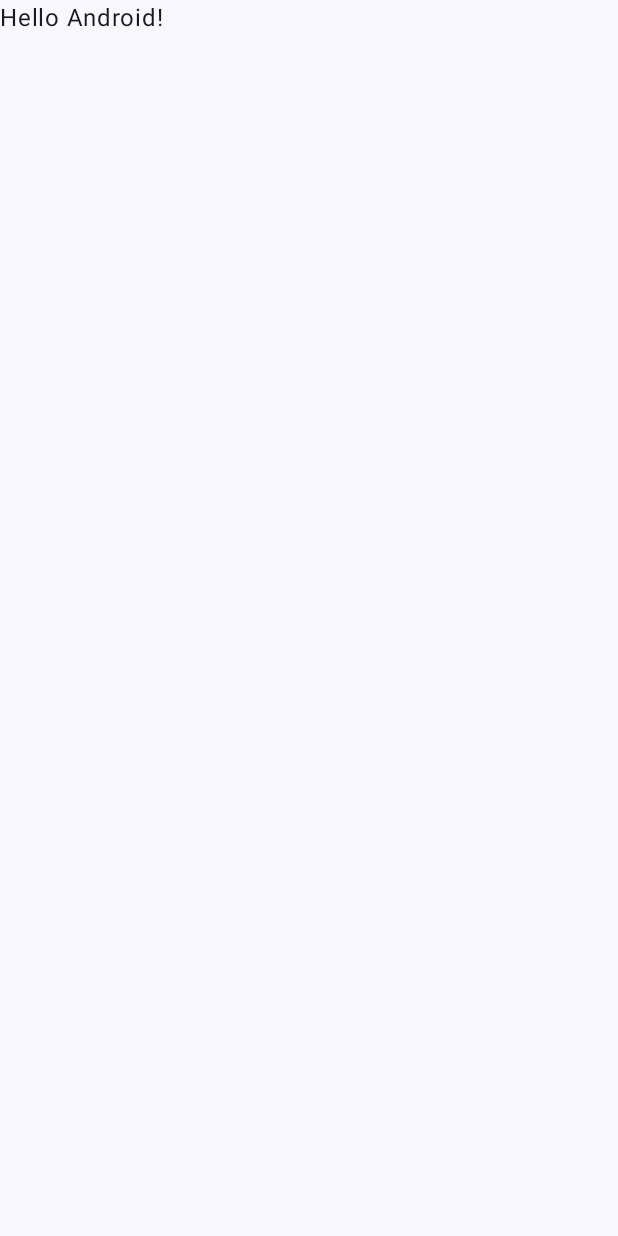
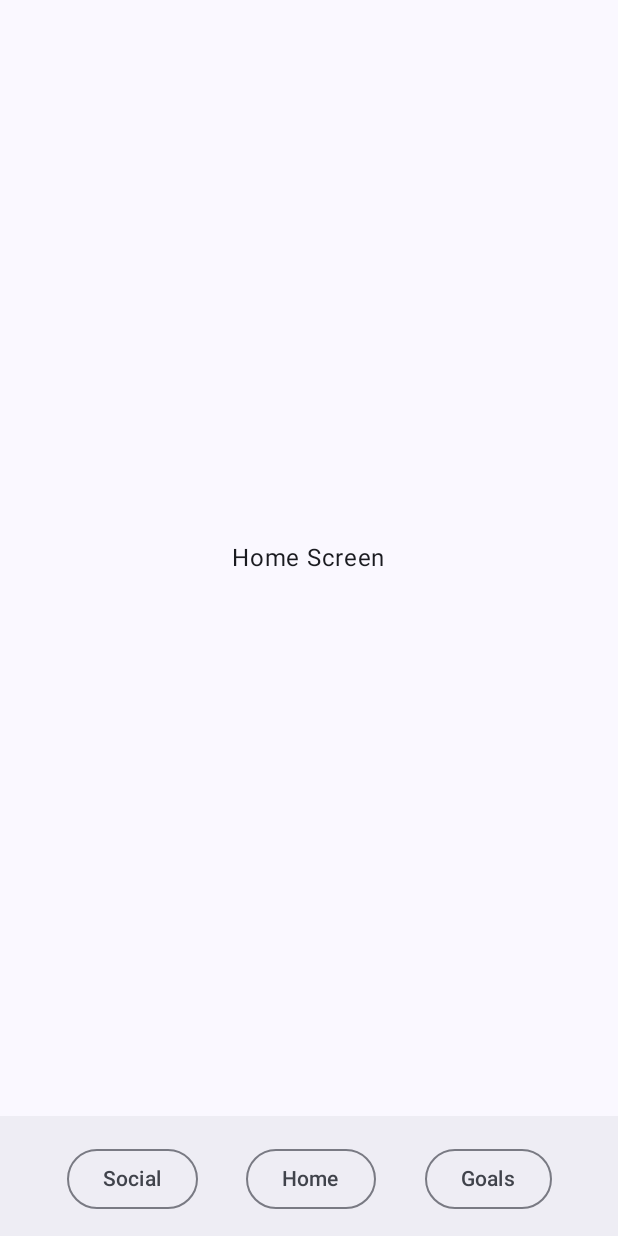
Before and after one commit to saniya8/MyNews, an Android app built with Jetpack Compose: the screen it shows after launch (MainActivity), on a phone screen of 412 x 824 dp. Before the commit the screen is almost empty. Run offline under Robolectric (Android 15) with nearby library versions, the phone set to English and light mode, and no system bars.

Commit message:
Added navigation to BottomButtonBar, set up screens, and updated MainActivity, added news article class

```diff
--- a/project/app/build.gradle.kts
+++ b/project/app/build.gradle.kts
@@ -49,6 +49,7 @@ dependencies {
     implementation(libs.androidx.ui.graphics)
     implementation(libs.androidx.ui.tooling.preview)
     implementation(libs.androidx.material3)
+    implementation(libs.androidx.navigation.compose)
     testImplementation(libs.junit)
     androidTestImplementation(libs.androidx.junit)
     androidTestImplementation(libs.androidx.espresso.core)
--- a/project/app/src/main/java/com/example/mynews/MainActivity.kt
+++ b/project/app/src/main/java/com/example/mynews/MainActivity.kt
@@ -4,14 +4,29 @@ import android.os.Bundle
 import androidx.activity.ComponentActivity
 import androidx.activity.compose.setContent
 import androidx.activity.enableEdgeToEdge
-import androidx.compose.foundation.layout.fillMaxSize
-import androidx.compose.foundation.layout.padding
-import androidx.compose.material3.Scaffold
-import androidx.compose.material3.Text
+import androidx.compose.foundation.layout.*
+import androidx.compose.material3.*
 import androidx.compose.runtime.Composable
+import androidx.compose.ui.Alignment
 import androidx.compose.ui.Modifier
 import androidx.compose.ui.tooling.preview.Preview
+import androidx.compose.ui.unit.dp
+import androidx.navigation.NavHostController
+import androidx.navigation.compose.*
 import com.example.mynews.ui.theme.MyNewsTheme
+
+data class NewsArticle(
+    val id: String,                   // Unique identifier
+    val title: String,                // Article title
+    val author: String?,              // Author name (nullable in case it's unknown)
+    val source: String,               // News source (e.g., "BBC", "TechCrunch")
+    val publishedAt: String,          // Publication date as a string (ISO 8601 format)
+    val content: String,              // Full article content or a summary
+    val url: String,                  // Link to the full article
+    val imageUrl: String?,            // URL of the article image (nullable)
+    val categories: List<String>?,    // List of categories or tags
+    val isBookmarked: Boolean = false // Flag for user preferences
+)
 
 class MainActivity : ComponentActivity() {
     override fun onCreate(savedInstanceState: Bundle?) {
@@ -19,11 +34,21 @@ class MainActivity : ComponentActivity() {
         enableEdgeToEdge()
         setContent {
             MyNewsTheme {
-                Scaffold(modifier = Modifier.fillMaxSize()) { innerPadding ->
-                    Greeting(
-                        name = "Android",
+                val navController = rememberNavController() // Create NavController
+
+                Scaffold(
+                    modifier = Modifier.fillMaxSize(),
+                    bottomBar = { BottomButtonBar(navController) } // Pass NavController
+                ) { innerPadding ->
+                    NavHost(
+                        navController = navController,
+                        startDestination = "home",
                         modifier = Modifier.padding(innerPadding)
-                    )
+                    ) {
+                        composable("home") { HomeScreen() }
+                        composable("social") { SocialScreen() }
+                        composable("goals") { GoalsScreen() }
+                    }
                 }
             }
         }
@@ -31,17 +56,76 @@ class MainActivity : ComponentActivity() {
 }
 
 @Composable
-fun Greeting(name: String, modifier: Modifier = Modifier) {
-    Text(
-        text = "Hello $name!",
-        modifier = modifier
+fun BottomButtonBar(navController: NavHostController) {
+    BottomAppBar(
+        modifier = Modifier.fillMaxWidth(),
+        actions = {
+            Row(
+                modifier = Modifier
+                    .fillMaxWidth()
+                    .padding(8.dp),
+                horizontalArrangement = Arrangement.SpaceEvenly
+            ) {
+                OutlinedButton(onClick = { navController.navigate("social") }) { Text("Social") }
+                OutlinedButton(onClick = { navController.navigate("home") }) { Text("Home") }
+                OutlinedButton(onClick = { navController.navigate("goals") }) { Text("Goals") }
+            }
+        }
     )
+}
+
+@Composable
+fun HomeScreen() {
+    Box(modifier = Modifier.fillMaxSize(), contentAlignment = Alignment.Center) {
+        Text(text = "Home Screen")
+    }
+}
+
+@Composable
+fun SocialScreen() {
+    Box(modifier = Modifier.fillMaxSize(), contentAlignment = Alignment.Center) {
+        Text(text = "Social")
+    }
+}
+
+@Composable
+fun GoalsScreen() {
+    Box(modifier = Modifier.fillMaxSize(), contentAlignment = Alignment.Center) {
+        Text(text = "Goals")
+    }
+}
+
+@Composable
+fun SettingsScreen() {
+    Box(modifier = Modifier.fillMaxSize(), contentAlignment = Alignment.Center) {
+        Text(text = "Settings")
+    }
+}
+// old
+@Composable
+fun GreetingPreview() {
+    MyNewsTheme {
+        HomeScreen()
+    }
 }
 
 @Preview(showBackground = true)
 @Composable
-fun GreetingPreview() {
-    MyNewsTheme {
-        Greeting("Android")
+fun MainScreen() {
+    val navController = rememberNavController()
+
+    Scaffold(
+        modifier = Modifier.fillMaxSize(),
+        bottomBar = { BottomButtonBar(navController) }
+    ) { innerPadding ->
+        NavHost(
+            navController = navController,
+            startDestination = "home",
+            modifier = Modifier.padding(innerPadding)
+        ) {
+            composable("home") { HomeScreen() }
+            composable("social") { SocialScreen() }
+            composable("goals") { GoalsScreen() }
+        }
     }
 }
--- a/project/gradle/libs.versions.toml
+++ b/project/gradle/libs.versions.toml
@@ -24,6 +24,7 @@ androidx-ui-tooling-preview = { group = "androidx.compose.ui", name = "ui-toolin
 androidx-ui-test-manifest = { group = "androidx.compose.ui", name = "ui-test-manifest" }
 androidx-ui-test-junit4 = { group = "androidx.compose.ui", name = "ui-test-junit4" }
 androidx-material3 = { group = "androidx.compose.material3", name = "material3" }
+androidx-navigation-compose = { module = "androidx.navigation:navigation-compose", version = "2.8.6" }
 
 [plugins]
 android-application = { id = "com.android.application", version.ref = "agp" }
```
Also changed, not shown: project/build.gradle.kts (line endings or trailing spaces), 1 other file.
